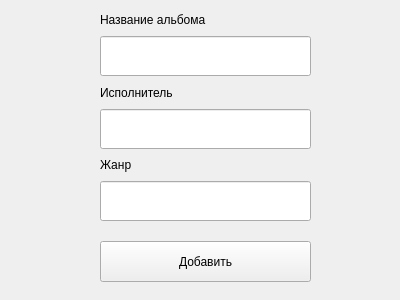
First picture: the form in adddatadialog.ui, repository fptitsyn/labs, before the edit.
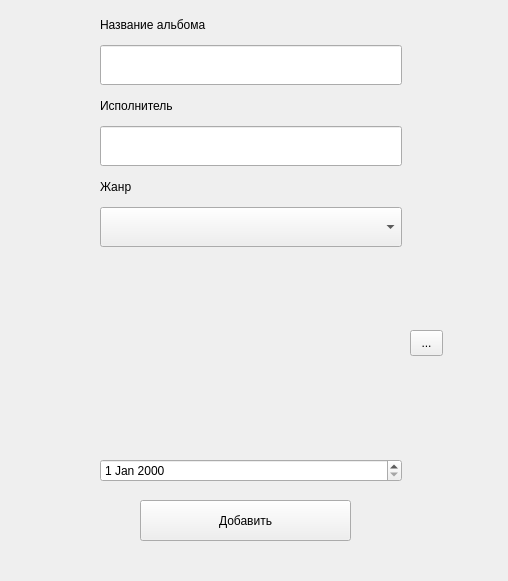
Second picture: the form after the edit.

```diff
--- a/adddatadialog.ui
+++ b/adddatadialog.ui
@@ -6,8 +6,8 @@
    <rect>
     <x>0</x>
     <y>0</y>
-    <width>400</width>
-    <height>300</height>
+    <width>508</width>
+    <height>581</height>
    </rect>
   </property>
   <property name="windowTitle">
@@ -18,8 +18,8 @@
     <rect>
      <x>100</x>
      <y>10</y>
-     <width>211</width>
-     <height>211</height>
+     <width>302</width>
+     <height>472</height>
     </rect>
    </property>
    <layout class="QVBoxLayout" name="inputForEditing">
@@ -65,22 +65,41 @@
      </widget>
     </item>
     <item>
-     <widget class="QLineEdit" name="genreInput">
+     <widget class="QComboBox" name="comboBox">
       <property name="minimumSize">
        <size>
-        <width>180</width>
+        <width>0</width>
         <height>40</height>
        </size>
       </property>
      </widget>
     </item>
+    <item>
+     <widget class="QLabel" name="label">
+      <property name="minimumSize">
+       <size>
+        <width>300</width>
+        <height>200</height>
+       </size>
+      </property>
+      <property name="text">
+       <string/>
+      </property>
+      <property name="scaledContents">
+       <bool>true</bool>
+      </property>
+     </widget>
+    </item>
+    <item>
+     <widget class="QDateEdit" name="dateEdit"/>
+    </item>
    </layout>
   </widget>
   <widget class="QPushButton" name="addPushButton">
    <property name="geometry">
     <rect>
-     <x>100</x>
-     <y>241</y>
+     <x>140</x>
+     <y>500</y>
      <width>211</width>
      <height>41</height>
     </rect>
@@ -89,6 +108,19 @@
     <string>Добавить</string>
    </property>
   </widget>
+  <widget class="QToolButton" name="toolButton">
+   <property name="geometry">
+    <rect>
+     <x>410</x>
+     <y>330</y>
+     <width>33</width>
+     <height>26</height>
+    </rect>
+   </property>
+   <property name="text">
+    <string>...</string>
+   </property>
+  </widget>
  </widget>
  <resources/>
  <connections/>
```
